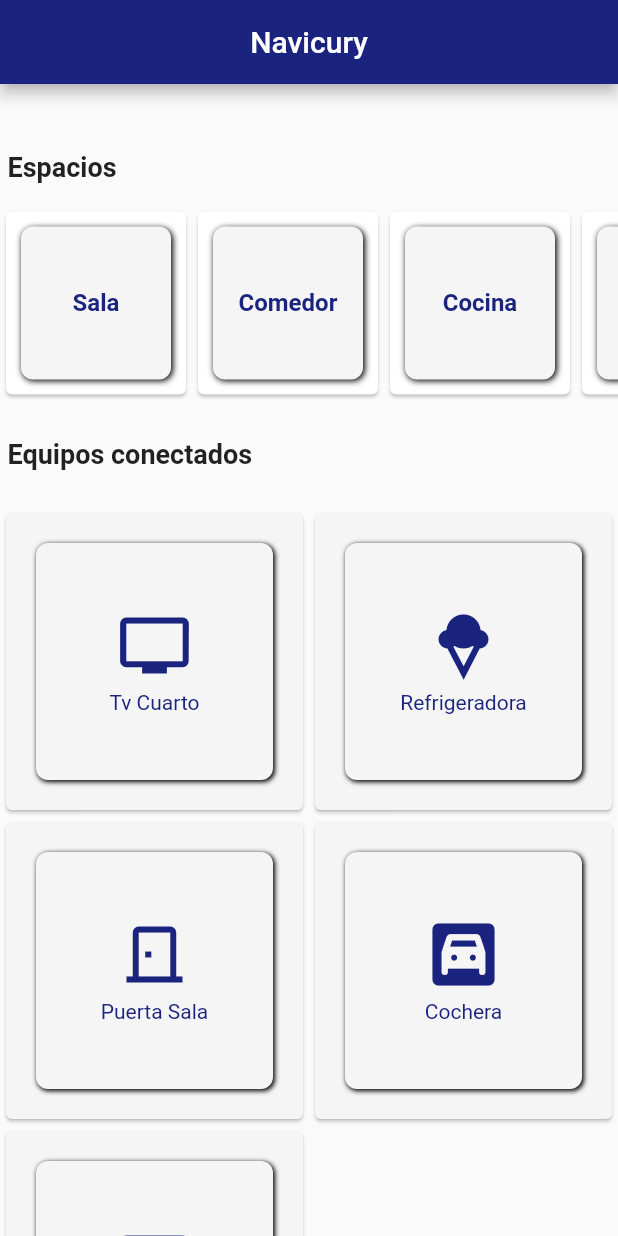
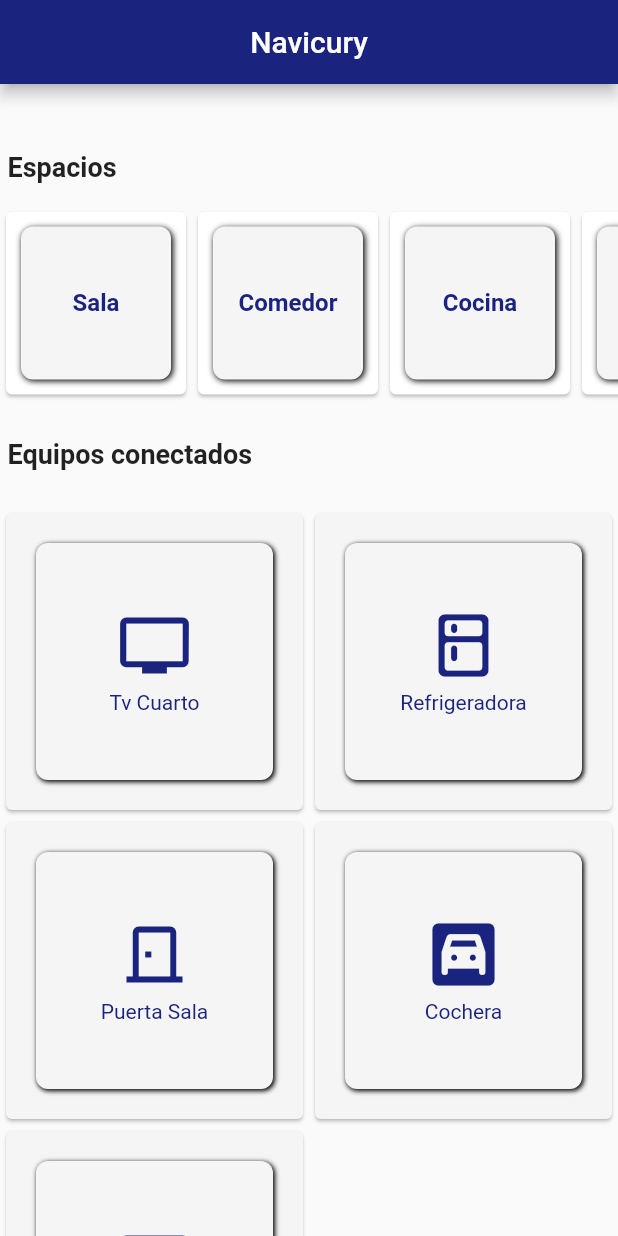
Before and after one commit to mvilla714/example_sem_8, a Flutter app: the DevicePage screen opened directly, on a phone screen of 412 x 824 dp. Run offline on Flutter 3.47's test engine with Material 2 defaults, Android fonts, the phone set to English and light mode, and no system bars.

Commit message:
icon refrigeradora actualizado

```diff
--- a/lib/pages/device_page.dart
+++ b/lib/pages/device_page.dart
@@ -34,7 +34,7 @@ class _DevicePageState extends State<DevicePage> {
           onDevice: true),
       DeviceModel(
           typeDevice: "Refrigeradora",
-          iconDevice: Icons.icecream,
+          iconDevice: Icons.kitchen_rounded,
           factoryDevice: "LG",
           modelDevice: "LG 125",
           macDevice: "02:3d:d3:4r:45",
```
